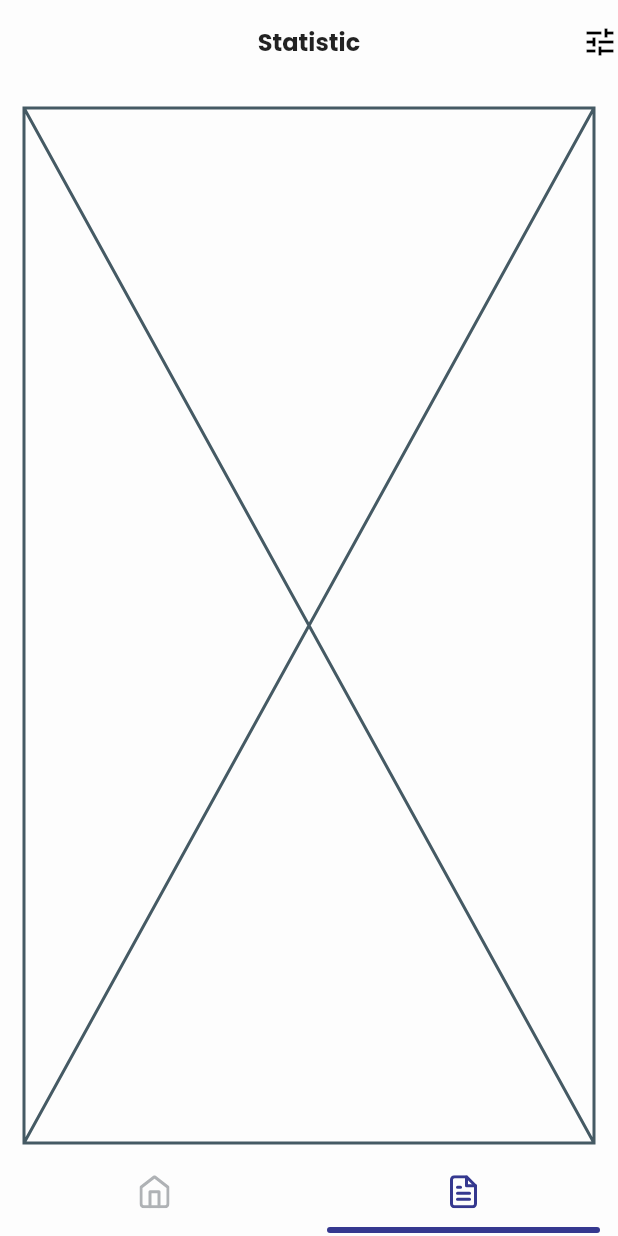
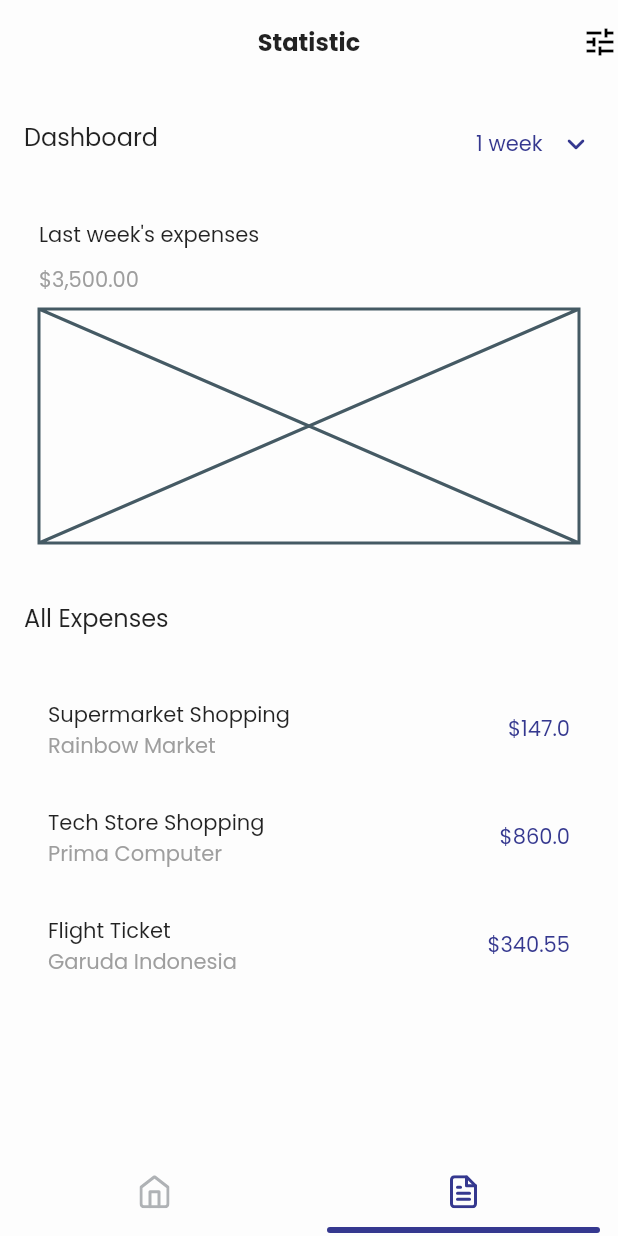
Before and after one commit to mkhoirulwafa18/expense-manager, a Flutter app: the screen it shows after launch, item 2 of the bottom bar chosen, on a phone screen of 412 x 824 dp. Run offline on Flutter 3.47's test engine with Material 2 defaults, Android fonts, the phone set to English and light mode, and no system bars; drawn by our look-alikes of persistent_bottom_nav_bar; our stand-ins replace auto_route, flutter_riverpod, flutter_svg, shared_preferences; generated files the repository leaves out were written again.

Commit message:
added statistic page

```diff
--- a/lib/features/home/domain/card_transaction_model.dart
+++ b/lib/features/home/domain/card_transaction_model.dart
@@ -5,9 +5,11 @@ class CardTransaction {
     required this.name,
     required this.amount,
     required this.icon,
+    this.to,
   });
 
   final String name;
   final double amount;
+  final String? to;
   final IconData icon;
 }
--- a/lib/features/home/presentation/screen/home_page.dart
+++ b/lib/features/home/presentation/screen/home_page.dart
@@ -143,7 +143,7 @@ class HomePage extends ConsumerWidget {
                             padding: const EdgeInsets.all(8),
                             child: Icon(
                               transactions[index].icon,
-                              color: const Color(0xff35388F),
+                              color: theme.colorScheme.primary,
                             ),
                           ),
                         ),
--- /dev/null
+++ b/lib/features/statistic/presentation/provider/expenses_provider.dart
@@ -0,0 +1,43 @@
+import 'package:app_boilerplate/features/home/domain/card_transaction_model.dart';
+import 'package:flutter/material.dart';
+import 'package:flutter_riverpod/flutter_riverpod.dart';
+
+final expensesProvider = StateNotifierProvider<Counter, List<CardTransaction>>(
+  (ref) => Counter(),
+);
+
+class Counter extends StateNotifier<List<CardTransaction>> {
+  Counter()
+      : super([
+          CardTransaction(
+            name: 'Supermarket Shopping',
+            amount: 147,
+            to: 'Rainbow Market',
+            icon: Icons.shopping_bag,
+          ),
+          CardTransaction(
+            name: 'Tech Store Shopping',
+            amount: 860,
+            to: 'Prima Computer',
+            icon: Icons.computer,
+          ),
+          CardTransaction(
+            name: 'Flight Ticket',
+            amount: 340.55,
+            to: 'Garuda Indonesia',
+            icon: Icons.flight,
+          ),
+          CardTransaction(
+            name: 'Bank Loan',
+            amount: 1500,
+            to: 'Bank BCA',
+            icon: Icons.money_rounded,
+          ),
+          CardTransaction(
+            name: 'Green Grocery Shopping',
+            amount: 89,
+            to: 'Vitamin Grocery',
+            icon: Icons.shopping_bag,
+          ),
+        ]);
+}
--- a/lib/features/statistic/presentation/screen/statistic_page.dart
+++ b/lib/features/statistic/presentation/screen/statistic_page.dart
@@ -1,9 +1,19 @@
+import 'package:app_boilerplate/features/statistic/presentation/provider/expenses_provider.dart';
 import 'package:app_boilerplate/l10n/l10n.dart';
-import 'package:app_boilerplate/shared/theme/app_theme.dart';
 import 'package:app_boilerplate/shared/widgets/base_page.dart';
+import 'package:app_boilerplate/shared/widgets/section.dart';
 import 'package:auto_route/auto_route.dart';
 import 'package:flutter/material.dart';
 import 'package:flutter_riverpod/flutter_riverpod.dart';
+
+List<DropdownMenuItem<String>> get dropdownItems {
+  final menuItems = <DropdownMenuItem<String>>[
+    const DropdownMenuItem(value: 'week', child: Text('1 week')),
+    const DropdownMenuItem(value: 'month', child: Text('1 month')),
+    const DropdownMenuItem(value: 'year', child: Text('1 year')),
+  ];
+  return menuItems;
+}
 
 @RoutePage()
 class StatisticPage extends ConsumerWidget {
@@ -13,12 +23,103 @@ class StatisticPage extends ConsumerWidget {
   Widget build(BuildContext context, WidgetRef ref) {
     final l10n = context.l10n;
     final theme = Theme.of(context);
+    final expenses = ref.watch(expensesProvider);
     return BasePage(
       appBarTitle: l10n.statistic,
       actions: const [
         Icon(Icons.tune),
       ],
-      body: Placeholder(),
+      body: Column(
+        mainAxisSize: MainAxisSize.min,
+        children: [
+          // =====DASHBOARD SECTION=====
+          Section(
+            titleSection: 'Dashboard',
+            action: DropdownButton(
+              value: 'week',
+              items: dropdownItems,
+              onChanged: (value) {},
+              underline: const SizedBox(),
+              style: theme.textTheme.bodyMedium
+                  ?.copyWith(color: theme.colorScheme.primary),
+              icon: Icon(
+                Icons.keyboard_arrow_down_rounded,
+                color: theme.colorScheme.primary,
+              ),
+            ),
+            content: SizedBox(
+              height: 240,
+              child: Container(
+                decoration: BoxDecoration(
+                  color: theme.colorScheme.background,
+                  borderRadius: BorderRadius.circular(10),
+                ),
+                width: MediaQuery.of(context).size.width,
+                padding: const EdgeInsets.all(10),
+                child: Column(
+                  crossAxisAlignment: CrossAxisAlignment.start,
+                  children: [
+                    Text(
+                      "Last week's expenses",
+                      style: theme.textTheme.bodyMedium
+                          ?.copyWith(fontWeight: FontWeight.w500),
+                    ),
+                    const SizedBox(
+                      height: 9,
+                    ),
+                    Text(
+                      r'$3,500.00',
+                      style: theme.textTheme.bodyMedium
+                          ?.copyWith(color: Colors.grey),
+                    ),
+                    const SizedBox(
+                      height: 9,
+                    ),
+                    Placeholder(
+                      child: SizedBox(
+                        height: 156,
+                        width: MediaQuery.of(context).size.width,
+                      ),
+                    ),
+                  ],
+                ),
+              ),
+            ),
+          ),
+          // =====END DASHBOARD SECTION=====
+
+          // =====EXPENSES SECTION=====
+          Section(
+            titleSection: 'All Expenses',
+            content: SizedBox(
+              height: 220,
+              child: ListView.builder(
+                itemCount: expenses.length,
+                shrinkWrap: true,
+                itemBuilder: (context, index) {
+                  return ListTile(
+                    title: Text(
+                      expenses[index].name,
+                      style: theme.textTheme.bodyMedium,
+                    ),
+                    subtitle: Text(
+                      expenses[index].to ?? '',
+                      style: theme.textTheme.bodyMedium
+                          ?.copyWith(color: Colors.grey),
+                    ),
+                    trailing: Text(
+                      '\$${expenses[index].amount}',
+                      style: theme.textTheme.bodyMedium
+                          ?.copyWith(color: theme.colorScheme.primary),
+                    ),
+                  );
+                },
+              ),
+            ),
+          ),
+          // =====END EXPENSES SECTION=====
+        ],
+      ),
     );
   }
 }
```
